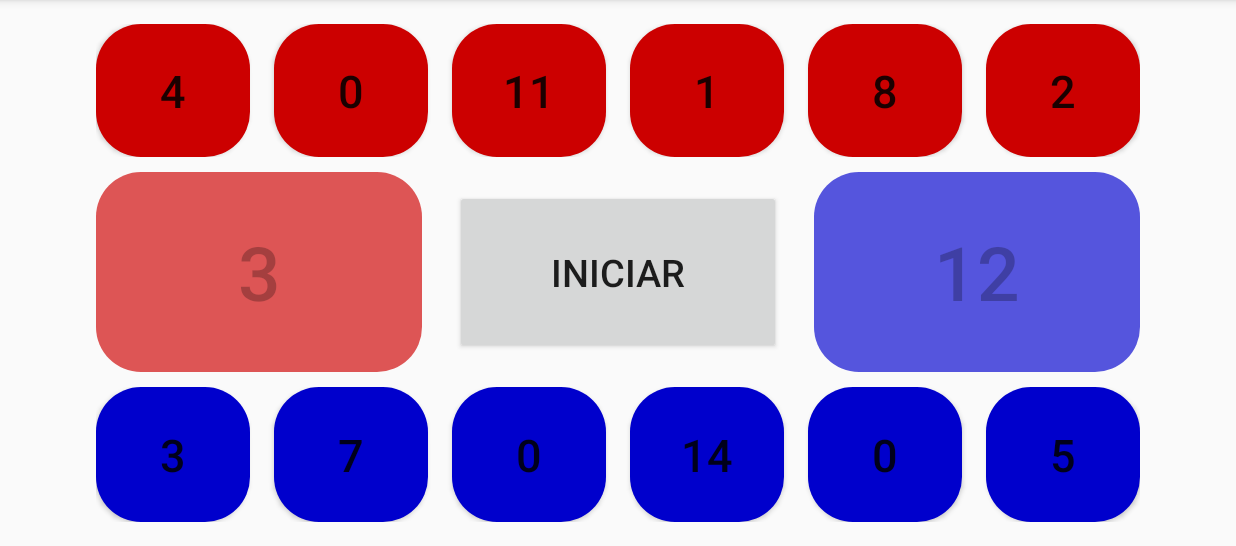
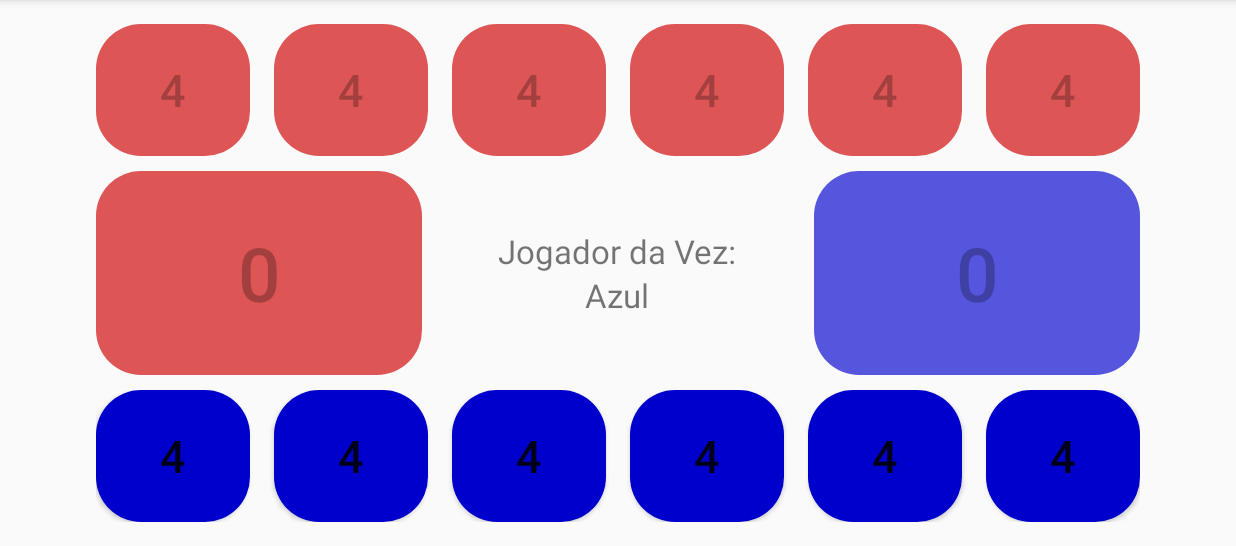
Before and after one commit to pedrozaluar/TCC, an Android app: the screen it shows after launch (JogoActivity), after a tap on "INICIAR", on a phone screen of 824 x 412 dp (held sideways), the part 72-618 px from its top. Run offline under Robolectric (Android 15) with nearby library versions, the phone set to English and light mode, and no system bars.

Commit message:
Mancala: Implementação da parte lógica do jogo

```diff
--- a/Mancala/app/src/main/AndroidManifest.xml
+++ b/Mancala/app/src/main/AndroidManifest.xml
@@ -8,7 +8,7 @@
         android:label="@string/app_name"
         android:theme="@style/AppTheme" >
         <activity
-            android:name=".JogoActivity"
+            android:name=".activity.JogoActivity"
             android:label="@string/app_name"
 	        android:configChanges="orientation"
             android:screenOrientation="landscape">
--- a/Mancala/app/src/main/java/br/com/uniriotec/mancala/JogoActivity.java
+++ /dev/null
@@ -1,23 +0,0 @@
-package br.com.uniriotec.mancala;
-
-import android.support.v7.app.ActionBarActivity;
-import android.os.Bundle;
-import android.view.Menu;
-import android.view.MenuItem;
-import android.view.View;
-
-
-public class JogoActivity extends ActionBarActivity {
-
-	@Override
-	protected void onCreate(Bundle savedInstanceState) {
-		super.onCreate(savedInstanceState);
-		setContentView(R.layout.activity_jogo);
-	}
-
-	public void onClickButtonIniciar(View view) {
-	}
-
-	public void onClickButtonCavidade(View view) {
-	}
-}
--- /dev/null
+++ b/Mancala/app/src/main/java/br/com/uniriotec/mancala/activity/JogoActivity.java
@@ -0,0 +1,299 @@
+package br.com.uniriotec.mancala.activity;
+
+import android.app.AlertDialog;
+import android.content.DialogInterface;
+import android.support.v7.app.ActionBarActivity;
+import android.os.Bundle;
+import android.util.Log;
+import android.view.View;
+import android.widget.Button;
+import android.widget.TextView;
+import android.widget.Toast;
+
+import br.com.uniriotec.mancala.R;
+import br.com.uniriotec.mancala.model.Jogador;
+
+
+public class JogoActivity extends ActionBarActivity {
+
+	private static final int NUM_SEMENTES_INICIAL_POR_CAVIDADE  = 4;
+	private static final int TOTAL_CAVIDADES_POR_JOGADOR = 6;
+
+	private Jogador jogador1;
+	private Jogador jogador2;
+	private Jogador jogadorCorrente;
+
+	private Button ultimoLocalOndeSemeou = null;
+
+	@Override
+	protected void onCreate(Bundle savedInstanceState) {
+		super.onCreate(savedInstanceState);
+		setContentView(R.layout.activity_jogo);
+	}
+
+	@Override
+	protected void onStart() {
+		super.onStart();
+		armazenarElementosDaTela();
+		habilitarBotoes(jogador1.getCavidades(), false);
+		habilitarBotoes(jogador2.getCavidades(), false);
+	}
+
+	private void armazenarElementosDaTela() {
+		View tabuleiro = findViewById(R.id.tabuleiro);
+
+		Button[] cavidadesJogador1 = new Button[6];
+		cavidadesJogador1[0] = (Button) tabuleiro.findViewWithTag("jogador1-cavidade1");
+		cavidadesJogador1[1] = (Button) tabuleiro.findViewWithTag("jogador1-cavidade2");
+		cavidadesJogador1[2] = (Button) tabuleiro.findViewWithTag("jogador1-cavidade3");
+		cavidadesJogador1[3] = (Button) tabuleiro.findViewWithTag("jogador1-cavidade4");
+		cavidadesJogador1[4] = (Button) tabuleiro.findViewWithTag("jogador1-cavidade5");
+		cavidadesJogador1[5] = (Button) tabuleiro.findViewWithTag("jogador1-cavidade6");
+
+		Button[] cavidadesJogador2 = new Button[6];
+		cavidadesJogador2[0] = (Button) tabuleiro.findViewWithTag("jogador2-cavidade1");
+		cavidadesJogador2[1] = (Button) tabuleiro.findViewWithTag("jogador2-cavidade2");
+		cavidadesJogador2[2] = (Button) tabuleiro.findViewWithTag("jogador2-cavidade3");
+		cavidadesJogador2[3] = (Button) tabuleiro.findViewWithTag("jogador2-cavidade4");
+		cavidadesJogador2[4] = (Button) tabuleiro.findViewWithTag("jogador2-cavidade5");
+		cavidadesJogador2[5] = (Button) tabuleiro.findViewWithTag("jogador2-cavidade6");
+
+		jogador1 = new Jogador();
+		jogador1.setId(1);
+		jogador1.setNome(getString(R.string.nome_jogador_1));
+		jogador1.setCavidades(cavidadesJogador1);
+		jogador1.setRepositorio((Button) findViewById(R.id.repositorioJogador1));
+
+		jogador2 = new Jogador();
+		jogador2.setId(2);
+		jogador2.setNome(getString(R.string.nome_jogador_2));
+		jogador2.setCavidades(cavidadesJogador2);
+		jogador2.setRepositorio((Button) findViewById(R.id.repositorioJogador2));
+	}
+
+	private void habilitarBotoes(Button[] botoes, boolean habilitar) {
+		for (Button botao : botoes) {
+			botao.setEnabled(habilitar);
+		}
+	}
+
+	public void onClickButtonIniciar(View view) {
+		preencherSementesIniciais();
+		mostrarBotaoIniciar(false);
+		jogadorCorrente = jogador1;
+		informarJogadorCorrente();
+		habilitarBotoesDoJogadorCorrente();
+	}
+
+	private void preencherSementesIniciais() {
+		preencherSementesIniciaisDoJogador(jogador1);
+		preencherSementesIniciaisDoJogador(jogador2);
+	}
+
+	private void preencherSementesIniciaisDoJogador(Jogador jogador) {
+		for (Button cavidade : jogador.getCavidades()) {
+			cavidade.setText(String.valueOf(NUM_SEMENTES_INICIAL_POR_CAVIDADE));
+		}
+		jogador.getRepositorio().setText("0");
+	}
+
+	private void mostrarBotaoIniciar(boolean mostrar) {
+		Button botaoIniciar = (Button) findViewById(R.id.botao_iniciar);
+		TextView txtInfoJogadorCorrente = (TextView) findViewById(R.id.txtInfoJogadorCorrente);
+		TextView txtNomeJogadorCorrente = (TextView) findViewById(R.id.txtNomeJogadorCorrente);
+
+		mostrarElementoDaTela(botaoIniciar, mostrar);
+		mostrarElementoDaTela(txtInfoJogadorCorrente, !mostrar);
+		mostrarElementoDaTela(txtNomeJogadorCorrente, !mostrar);
+	}
+
+	private void mostrarElementoDaTela(View elementoDaTela, boolean mostrar) {
+		if (mostrar)
+			elementoDaTela.setVisibility(View.VISIBLE);
+		else
+			elementoDaTela.setVisibility(View.GONE);
+	}
+
+	private void habilitarBotoesDoJogadorCorrente() {
+		habilitarBotoes(jogadorCorrente.getCavidades(), true);
+		habilitarBotoes(getJogadorEmEspera().getCavidades(), false);
+	}
+
+	private Jogador getJogadorEmEspera() {
+		if (jogadorCorrente.getId() == jogador1.getId()) {
+			return jogador2;
+		} else {
+			return jogador1;
+		}
+	}
+
+	private Jogador obterJogadorPeloId(int id) {
+		if (id == jogador1.getId()) {
+			return jogador1;
+		} else if (id == jogador2.getId()) {
+			return jogador2;
+		} else {
+			// Não deve ocorrer. Erro na lógica do programa.
+			Log.e("ERRO", "Tentou obter jogador com ID inválido");
+			return null;
+		}
+	}
+
+	public void onClickButtonCavidade(View view) {
+		Button cavidadeClicada = (Button) view;
+		// VALIDA CLIQUE
+		if (cavidadeClicada.getText().equals("0")) {
+			mostrarMensagemRapida("Jogador deve clicar em uma cavidade que tenha sementes");
+			return;
+		}
+
+		// COLHE E SEMEIA
+		int numeroDaCavidadeClicada = obterNumeroDaCavidade(cavidadeClicada);
+		int numSementes = jogadorCorrente.pegarSementesDaCavidade(numeroDaCavidadeClicada);
+		semear(numSementes, cavidadeClicada);
+
+		// ESPECIAL: pega semente da casa do oponente
+		if (ultimoLocalOndeSemeou.getTag() != null &&
+			ultimoLocalOndeSemeou.getTag().toString().startsWith("jogador"+jogadorCorrente.getId()+"-cavidade") &&
+			ultimoLocalOndeSemeou.getText().equals("1")) {
+			// Adicinou por último em uma cavidade do jogador corrente e que estava vazia:
+			// Então pega as sementes da cavidade da frente para o seu repositório.
+
+			int numeroDaCavidade = obterNumeroDaCavidade(ultimoLocalOndeSemeou);
+			int numSementesCavidadeDaFrente = getJogadorEmEspera().pegarSementesDaCavidade(numeroDaCavidade);
+			addSementes(jogadorCorrente.getRepositorio(), numSementesCavidadeDaFrente);
+		}
+
+		//VALIDA FINAL DA PARTIDA
+		if (terminouPartida()) {
+			habilitarBotoes(jogador1.getCavidades(), false);
+			habilitarBotoes(jogador2.getCavidades(), false);
+			mostrarBotaoIniciar(true);
+
+			Jogador vencedor = getJogadorComMaisPontos();
+			String mensagem = "O jogador " + vencedor.getNome() + " venceu com " + vencedor.getTotalSementes() + " sementes.";
+			mostrarMensagemResultado(mensagem);
+
+		} // SENÃO: PREPARA PRÓXIMA RODADA
+		else if (!ultimoLocalOndeSemeou.equals(jogadorCorrente.getRepositorio())) {
+			jogadorCorrente = getJogadorEmEspera();
+			informarJogadorCorrente();
+			habilitarBotoesDoJogadorCorrente();
+		}
+
+		ultimoLocalOndeSemeou = null;
+	}
+
+	private Jogador getJogadorComMaisPontos() {
+		if (jogador1.getTotalSementes() > jogador2.getTotalSementes()) {
+			return jogador1;
+		} else {
+			return jogador2;
+		}
+	}
+
+	private boolean terminouPartida() {
+		return jogador1.getTotalSementesCavidades() == 0 || jogador2.getTotalSementesCavidades() == 0;
+	}
+
+	private void semear(int numSementes, Button cavidadeClicada) {
+		int idJogadorAdicionarSemente = jogadorCorrente.getId();
+		ultimoLocalOndeSemeou = cavidadeClicada; // o local anterior ao que vou semear primeiro, é justamente a cavidade clicada..
+
+		while (numSementes > 0) {
+			Button localAdicionarSemente;
+
+			if (ultimoLocalOndeSemeou.equals(jogadorCorrente.getRepositorio())) {
+				Jogador jogadorEmEspera = getJogadorEmEspera();
+				idJogadorAdicionarSemente = jogadorEmEspera.getId();
+				localAdicionarSemente = obterPrimeiraCavidadeDoJogador(jogadorEmEspera);
+
+			} else if (isUltimaCavidadeDoJogador(idJogadorAdicionarSemente, obterNumeroDaCavidade(ultimoLocalOndeSemeou))) {
+				if (idJogadorAdicionarSemente == jogadorCorrente.getId()) {
+					localAdicionarSemente = jogadorCorrente.getRepositorio();
+				} else {
+					// Pula o repositório do jogador em espera e add semente na 1ª cavidade do jogador corrente
+					idJogadorAdicionarSemente = jogadorCorrente.getId();
+					localAdicionarSemente = obterPrimeiraCavidadeDoJogador(jogadorCorrente);
+				}
+
+			} else {
+				int numeroCavidadeAddSemente = obterProximaCavidade(idJogadorAdicionarSemente, obterNumeroDaCavidade(ultimoLocalOndeSemeou));
+				int indiceCavidadeAddSemente = numeroCavidadeAddSemente - 1;
+				localAdicionarSemente = obterJogadorPeloId(idJogadorAdicionarSemente).getCavidades()[indiceCavidadeAddSemente];
+			}
+
+			numSementes--;
+			addSementes(localAdicionarSemente, 1);
+			ultimoLocalOndeSemeou = localAdicionarSemente;
+		}
+	}
+
+	private Button obterPrimeiraCavidadeDoJogador(Jogador jogador) {
+		if (jogador.getId() == jogador1.getId()) {
+			return jogador.getCavidades()[0];
+		} else {
+			return jogador.getCavidades()[TOTAL_CAVIDADES_POR_JOGADOR-1];
+		}
+	}
+
+	private int obterNumeroDaCavidade(Button cavidade) {
+		String tag = cavidade.getTag().toString();
+		return Character.getNumericValue(tag.charAt(tag.length()-1));
+//      OU:
+//		String textoTagCavidade = cavidade.getTag().toString().split("-")[1];
+//		String strNumeroCavidade = textoTagCavidade.replace("cavidade", "");
+//		return Integer.parseInt(strNumeroCavidade);
+	}
+
+	private int obterProximaCavidade(int idJogador, int numeroDaCavidade) {
+		if (idJogador == jogador1.getId()) {
+			return numeroDaCavidade+1;
+		} else {
+			return numeroDaCavidade-1;
+		}
+	}
+
+	private boolean isUltimaCavidadeDoJogador(int idJogador, int numeroDaCavidade) {
+		return (idJogador == jogador1.getId() && numeroDaCavidade == TOTAL_CAVIDADES_POR_JOGADOR) ||
+			   (idJogador == jogador2.getId() && numeroDaCavidade == 1);
+	}
+
+	private void addSementes(Button local, int numSementesAdicionar) {
+		int numSementes = Integer.parseInt(local.getText().toString());
+		numSementes += numSementesAdicionar;
+		local.setText(String.valueOf(numSementes));
+	}
+
+	private void informarJogadorCorrente() {
+		TextView txtNomeJogadorCorrente = (TextView) findViewById(R.id.txtNomeJogadorCorrente);
+		txtNomeJogadorCorrente.setText(jogadorCorrente.getNome());
+	}
+
+	/**
+	 * Abre um diálogo na tela informando o restultado da partida. Reinicia o jogo automaticamente
+	 * quando o usuário fechar o diálogo.
+	 * @param mensagem - mensagem a ser exibida
+	 */
+	private void mostrarMensagemResultado(String mensagem) {
+
+		// Cria a caixa de diálogo
+		AlertDialog.Builder builder = new AlertDialog.Builder(JogoActivity.this);
+		builder.setTitle("Resultado");
+		builder.setMessage(mensagem);
+		builder.setPositiveButton("OK", new DialogInterface.OnClickListener() {
+			@Override
+			public void onClick(DialogInterface dialog, int id) {
+				dialog.dismiss(); // fecha o diálogo
+			}
+		});
+		AlertDialog alertDialog = builder.create();
+
+		// mostra a caixa de diálogo na tela
+		alertDialog.show();
+	}
+
+	private void mostrarMensagemRapida(String mensagem) {
+		Toast.makeText(this, mensagem, Toast.LENGTH_SHORT).show();
+	}
+}
--- /dev/null
+++ b/Mancala/app/src/main/java/br/com/uniriotec/mancala/model/Jogador.java
@@ -0,0 +1,70 @@
+package br.com.uniriotec.mancala.model;
+
+import android.widget.Button;
+
+/**
+ * Classe que representa um jogador no jogo Mancala
+ */
+public class Jogador {
+
+	private int id;
+	private String nome;
+	private Button[] cavidades;
+	private Button repositorio;
+
+	public int getId() {
+		return id;
+	}
+
+	public void setId(int id) {
+		this.id = id;
+	}
+
+	public String getNome() {
+		return nome;
+	}
+
+	public void setNome(String nome) {
+		this.nome = nome;
+	}
+
+	public Button[] getCavidades() {
+		return cavidades;
+	}
+
+	public void setCavidades(Button[] cavidades) {
+		this.cavidades = cavidades;
+	}
+
+	public Button getRepositorio() {
+		return repositorio;
+	}
+
+	public void setRepositorio(Button repositorio) {
+		this.repositorio = repositorio;
+	}
+
+	public int pegarSementesDaCavidade(int numeroDaCavidade) {
+		Button cavidade = obterCavidadePeloNumero(numeroDaCavidade);
+		int numSementes = Integer.parseInt(cavidade.getText().toString());
+		cavidade.setText("0");
+		return numSementes;
+	}
+
+	private Button obterCavidadePeloNumero(int numeroDaCavidade) {
+		int indiceDaCavidade = numeroDaCavidade - 1;
+		return cavidades[indiceDaCavidade];
+	}
+
+	public int getTotalSementes() {
+		return getTotalSementesCavidades() + Integer.parseInt(repositorio.getText().toString());
+	}
+
+	public int getTotalSementesCavidades() {
+		int totalSementes = 0;
+		for (Button cavidade : cavidades) {
+			totalSementes += Integer.parseInt(cavidade.getText().toString());
+		}
+		return totalSementes;
+	}
+}
--- a/Mancala/app/src/main/res/layout/activity_jogo.xml
+++ b/Mancala/app/src/main/res/layout/activity_jogo.xml
@@ -1,5 +1,6 @@
 <TableLayout xmlns:android="http://schemas.android.com/apk/res/android"
                 xmlns:tools="http://schemas.android.com/tools"
+                android:id="@+id/tabuleiro"
                 android:layout_width="match_parent"
                 android:layout_height="match_parent"
                 android:orientation="vertical"
@@ -11,18 +12,18 @@
 
 	<TableRow android:layout_width="match_parent" android:layout_weight="30">
 
-		<Button android:layout_weight="1" android:layout_height="match_parent" android:layout_width="0dp" android:background="@drawable/botao_jogador_2" android:onClick="onClickButtonCavidade" android:layout_marginLeft="0dp" android:layout_marginRight="8dp" android:textSize="@dimen/tamanho_fonte_cavidade" android:text="4"/>
-		<Button android:layout_weight="1" android:layout_height="match_parent" android:layout_width="0dp" android:background="@drawable/botao_jogador_2" android:onClick="onClickButtonCavidade" android:layout_marginLeft="8dp" android:layout_marginRight="8dp" android:textSize="@dimen/tamanho_fonte_cavidade" android:text="0"/>
-		<Button android:layout_weight="1" android:layout_height="match_parent" android:layout_width="0dp" android:background="@drawable/botao_jogador_2" android:onClick="onClickButtonCavidade" android:layout_marginLeft="8dp" android:layout_marginRight="8dp" android:textSize="@dimen/tamanho_fonte_cavidade" android:text="11"/>
-		<Button android:layout_weight="1" android:layout_height="match_parent" android:layout_width="0dp" android:background="@drawable/botao_jogador_2" android:onClick="onClickButtonCavidade" android:layout_marginLeft="8dp" android:layout_marginRight="8dp" android:textSize="@dimen/tamanho_fonte_cavidade" android:text="1"/>
-		<Button android:layout_weight="1" android:layout_height="match_parent" android:layout_width="0dp" android:background="@drawable/botao_jogador_2" android:onClick="onClickButtonCavidade" android:layout_marginLeft="8dp" android:layout_marginRight="8dp" android:textSize="@dimen/tamanho_fonte_cavidade" android:text="8"/>
-		<Button android:layout_weight="1" android:layout_height="match_parent" android:layout_width="0dp" android:background="@drawable/botao_jogador_2" android:onClick="onClickButtonCavidade" android:layout_marginLeft="8dp" android:layout_marginRight="0dp" android:textSize="@dimen/tamanho_fonte_cavidade" android:text="2"/>
+		<Button android:tag="jogador2-cavidade1" android:layout_weight="1" android:layout_height="match_parent" android:layout_width="0dp" android:background="@drawable/botao_jogador_2" android:onClick="onClickButtonCavidade" android:layout_marginLeft="0dp" android:layout_marginRight="8dp" android:textSize="@dimen/tamanho_fonte_cavidade" android:text="0"/>
+		<Button android:tag="jogador2-cavidade2" android:layout_weight="1" android:layout_height="match_parent" android:layout_width="0dp" android:background="@drawable/botao_jogador_2" android:onClick="onClickButtonCavidade" android:layout_marginLeft="8dp" android:layout_marginRight="8dp" android:textSize="@dimen/tamanho_fonte_cavidade" android:text="0"/>
+		<Button android:tag="jogador2-cavidade3" android:layout_weight="1" android:layout_height="match_parent" android:layout_width="0dp" android:background="@drawable/botao_jogador_2" android:onClick="onClickButtonCavidade" android:layout_marginLeft="8dp" android:layout_marginRight="8dp" android:textSize="@dimen/tamanho_fonte_cavidade" android:text="0"/>
+		<Button android:tag="jogador2-cavidade4" android:layout_weight="1" android:layout_height="match_parent" android:layout_width="0dp" android:background="@drawable/botao_jogador_2" android:onClick="onClickButtonCavidade" android:layout_marginLeft="8dp" android:layout_marginRight="8dp" android:textSize="@dimen/tamanho_fonte_cavidade" android:text="0"/>
+		<Button android:tag="jogador2-cavidade5" android:layout_weight="1" android:layout_height="match_parent" android:layout_width="0dp" android:background="@drawable/botao_jogador_2" android:onClick="onClickButtonCavidade" android:layout_marginLeft="8dp" android:layout_marginRight="8dp" android:textSize="@dimen/tamanho_fonte_cavidade" android:text="0"/>
+		<Button android:tag="jogador2-cavidade6" android:layout_weight="1" android:layout_height="match_parent" android:layout_width="0dp" android:background="@drawable/botao_jogador_2" android:onClick="onClickButtonCavidade" android:layout_marginLeft="8dp" android:layout_marginRight="0dp" android:textSize="@dimen/tamanho_fonte_cavidade" android:text="0"/>
 
 	</TableRow>
 
 	<TableRow android:layout_width="match_parent" android:layout_weight="40" android:layout_marginTop="10dp"  android:layout_marginBottom="10dp" >
 
-		<Button android:layout_weight="1" android:layout_height="match_parent" android:layout_width="0dp" android:background="@drawable/botao_jogador_2" android:layout_marginRight="10dp" android:enabled="false" android:textSize="@dimen/tamanho_fonte_repositorio" android:text="3" />
+		<Button android:id="@+id/repositorioJogador2" android:layout_weight="1" android:layout_height="match_parent" android:layout_width="0dp" android:background="@drawable/botao_jogador_2" android:layout_marginRight="10dp" android:enabled="false" android:textSize="@dimen/tamanho_fonte_repositorio" android:text="0" />
 
 		<LinearLayout android:layout_weight="1"
 		              android:layout_width="0dp"
@@ -32,6 +33,7 @@
 					  android:gravity="center">
 
 			<TextView
+				android:id="@+id/txtInfoJogadorCorrente"
 				android:layout_width="wrap_content"
 				android:layout_height="wrap_content"
 				android:text="@string/txt_info_jogador_corrente"
@@ -39,14 +41,14 @@
 				android:visibility="gone"/>
 
 			<TextView
-				android:id="@+id/txtJogadorCorrente"
+				android:id="@+id/txtNomeJogadorCorrente"
 				android:layout_width="wrap_content"
 				android:layout_height="wrap_content"
-				android:text="@string/nome_jogador_1"
 				android:textSize="@dimen/tamanho_fonte_jogador_corrente"
 				android:visibility="gone"/>
 
 			<Button
+				android:id="@+id/botao_iniciar"
 				android:layout_width="match_parent"
 				android:layout_height="match_parent"
 				android:text="@string/txt_btn_inicio"
@@ -54,18 +56,18 @@
 				android:onClick="onClickButtonIniciar"/>
 		</LinearLayout>
 
-		<Button android:layout_weight="1" android:layout_height="match_parent" android:layout_width="0dp" android:background="@drawable/botao_jogador_1" android:layout_marginLeft="10dp" android:enabled="false" android:textSize="@dimen/tamanho_fonte_repositorio" android:text="12" />
+		<Button android:id="@+id/repositorioJogador1" android:layout_weight="1" android:layout_height="match_parent" android:layout_width="0dp" android:background="@drawable/botao_jogador_1" android:layout_marginLeft="10dp" android:enabled="false" android:textSize="@dimen/tamanho_fonte_repositorio" android:text="0" />
 
 	</TableRow>
 
 	<TableRow android:layout_width="match_parent" android:layout_weight="30">
 
-		<Button android:layout_weight="1" android:layout_height="match_parent" android:layout_width="0dp" android:background="@drawable/botao_jogador_1" android:onClick="onClickButtonCavidade" android:layout_marginLeft="0dp" android:layout_marginRight="8dp" android:textSize="@dimen/tamanho_fonte_cavidade" android:text="3"/>
-		<Button android:layout_weight="1" android:layout_height="match_parent" android:layout_width="0dp" android:background="@drawable/botao_jogador_1" android:onClick="onClickButtonCavidade" android:layout_marginLeft="8dp" android:layout_marginRight="8dp" android:textSize="@dimen/tamanho_fonte_cavidade" android:text="7"/>
-		<Button android:layout_weight="1" android:layout_height="match_parent" android:layout_width="0dp" android:background="@drawable/botao_jogador_1" android:onClick="onClickButtonCavidade" android:layout_marginLeft="8dp" android:layout_marginRight="8dp" android:textSize="@dimen/tamanho_fonte_cavidade" android:text="0"/>
-		<Button android:layout_weight="1" android:layout_height="match_parent" android:layout_width="0dp" android:background="@drawable/botao_jogador_1" android:onClick="onClickButtonCavidade" android:layout_marginLeft="8dp" android:layout_marginRight="8dp" android:textSize="@dimen/tamanho_fonte_cavidade" android:text="14"/>
-		<Button android:layout_weight="1" android:layout_height="match_parent" android:layout_width="0dp" android:background="@drawable/botao_jogador_1" android:onClick="onClickButtonCavidade" android:layout_marginLeft="8dp" android:layout_marginRight="8dp" android:textSize="@dimen/tamanho_fonte_cavidade" android:text="0"/>
-		<Button android:layout_weight="1" android:layout_height="match_parent" android:layout_width="0dp" android:background="@drawable/botao_jogador_1" android:onClick="onClickButtonCavidade" android:layout_marginLeft="8dp" android:layout_marginRight="0dp" android:textSize="@dimen/tamanho_fonte_cavidade" android:text="5"/>
+		<Button android:tag="jogador1-cavidade1" android:layout_weight="1" android:layout_height="match_parent" android:layout_width="0dp" android:background="@drawable/botao_jogador_1" android:onClick="onClickButtonCavidade" android:layout_marginLeft="0dp" android:layout_marginRight="8dp" android:textSize="@dimen/tamanho_fonte_cavidade" android:text="0"/>
+		<Button android:tag="jogador1-cavidade2" android:layout_weight="1" android:layout_height="match_parent" android:layout_width="0dp" android:background="@drawable/botao_jogador_1" android:onClick="onClickButtonCavidade" android:layout_marginLeft="8dp" android:layout_marginRight="8dp" android:textSize="@dimen/tamanho_fonte_cavidade" android:text="0"/>
+		<Button android:tag="jogador1-cavidade3" android:layout_weight="1" android:layout_height="match_parent" android:layout_width="0dp" android:background="@drawable/botao_jogador_1" android:onClick="onClickButtonCavidade" android:layout_marginLeft="8dp" android:layout_marginRight="8dp" android:textSize="@dimen/tamanho_fonte_cavidade" android:text="0"/>
+		<Button android:tag="jogador1-cavidade4" android:layout_weight="1" android:layout_height="match_parent" android:layout_width="0dp" android:background="@drawable/botao_jogador_1" android:onClick="onClickButtonCavidade" android:layout_marginLeft="8dp" android:layout_marginRight="8dp" android:textSize="@dimen/tamanho_fonte_cavidade" android:text="0"/>
+		<Button android:tag="jogador1-cavidade5" android:layout_weight="1" android:layout_height="match_parent" android:layout_width="0dp" android:background="@drawable/botao_jogador_1" android:onClick="onClickButtonCavidade" android:layout_marginLeft="8dp" android:layout_marginRight="8dp" android:textSize="@dimen/tamanho_fonte_cavidade" android:text="0"/>
+		<Button android:tag="jogador1-cavidade6" android:layout_weight="1" android:layout_height="match_parent" android:layout_width="0dp" android:background="@drawable/botao_jogador_1" android:onClick="onClickButtonCavidade" android:layout_marginLeft="8dp" android:layout_marginRight="0dp" android:textSize="@dimen/tamanho_fonte_cavidade" android:text="0"/>
 
 	</TableRow>
 </TableLayout>
```
